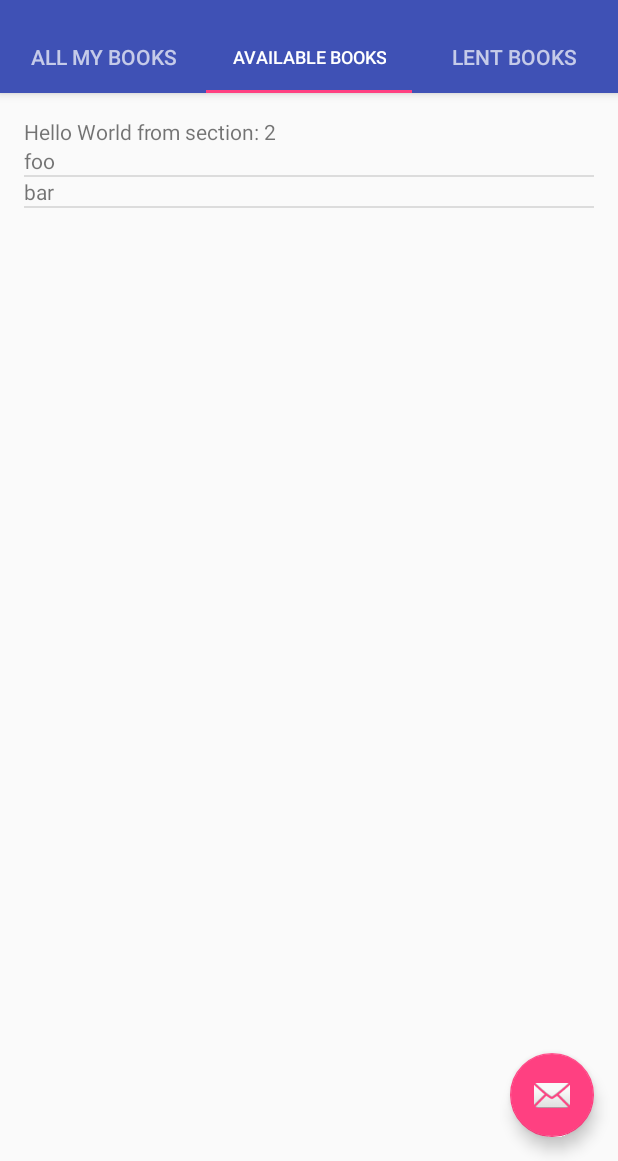
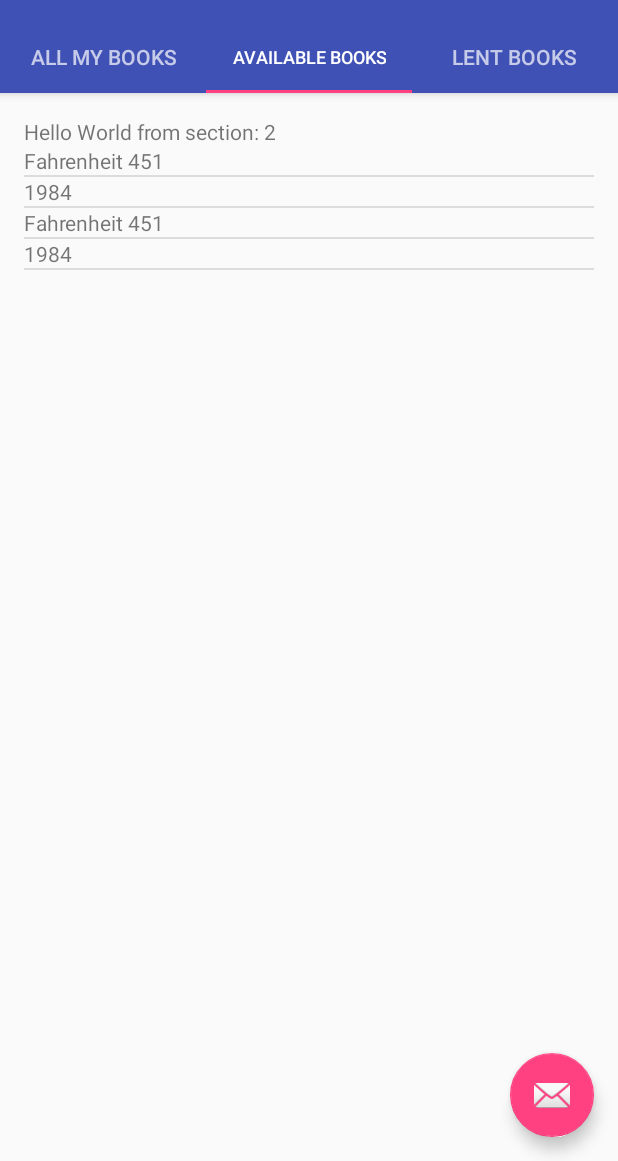
Before and after one commit to jcarias/BookCase, an Android app: the screen it shows after launch (BookCaseMainActivity), tab 2 chosen, on a phone screen of 412 x 824 dp, the part 75-1236 px from its top. Run offline under Robolectric (Android 15) with nearby library versions, the phone set to English and light mode, and no system bars.

Commit message:
SQL Litle
Firts tables created.

```diff
--- a/app/src/main/java/pt/iscte/daam/bookcase/BookCaseMainActivity.java
+++ b/app/src/main/java/pt/iscte/daam/bookcase/BookCaseMainActivity.java
@@ -32,6 +32,8 @@ import java.util.List;
 import java.util.concurrent.ExecutionException;
 
 import pt.iscte.daam.bookcase.bo.Book;
+import pt.iscte.daam.bookcase.bo.BookCaseDbHelper;
+import pt.iscte.daam.bookcase.bo.GRBook;
 import pt.iscte.daam.bookcase.bo.TestBook;
 import pt.iscte.daam.bookcase.bo.UserProfile;
 import pt.iscte.daam.bookcase.bo.goodreads.SearchBooksTask;
@@ -187,19 +189,19 @@ public class BookCaseMainActivity extends AppCompatActivity {
             textView.setText(getString(R.string.section_format, getArguments().getInt(ARG_SECTION_NUMBER)));
             ListView listView = (ListView) rootView.findViewById(R.id.listView);
 
+            BookCaseDbHelper bd = new BookCaseDbHelper(getContext());
+            bd.insertMockBooks();
 
+            ArrayList<GRBook> books = bd.GetBooks();
             List<String> your_array_list = new ArrayList<String>();
-            your_array_list.add("foo");
-            your_array_list.add("bar");
+            for(GRBook item : books){
+                your_array_list.add(item.getTitle());
+            }
 
             // This is the array adapter, it takes the context of the activity as a
             // first parameter, the type of list view as a second parameter and your
             // array as a third parameter.
             ArrayAdapter<String> arrayAdapter = new ArrayAdapter<String>(getActivity(), R.layout.book_list_item, R.id.tvBookTitle, your_array_list);
-
-
-            List<Book> books =  getBooks();
-
 
             listView.setAdapter(arrayAdapter);
             return rootView;
--- a/app/src/main/java/pt/iscte/daam/bookcase/bo/Book.java
+++ b/app/src/main/java/pt/iscte/daam/bookcase/bo/Book.java
@@ -11,7 +11,7 @@ public interface Book {
 
     String getTitle();
 
-    List<String> getAuthors();
+    String getAuthors();
 
     String getReleaseYear();
 
--- /dev/null
+++ b/app/src/main/java/pt/iscte/daam/bookcase/bo/BookCaseDbHelper.java
@@ -0,0 +1,122 @@
+package pt.iscte.daam.bookcase.bo;
+
+import android.content.ContentValues;
+import android.content.Context;
+import android.database.Cursor;
+import android.database.sqlite.SQLiteDatabase;
+import android.database.sqlite.SQLiteOpenHelper;
+import android.util.Log;
+
+import java.util.ArrayList;
+
+/**
+ * Created by DVF on 05-05-2016.
+ */
+public class BookCaseDbHelper extends SQLiteOpenHelper {
+
+    // If you change the database schema, you must increment the database version.
+    public static final int DATABASE_VERSION = 1;
+    public static final String DATABASE_NAME = "BookCase.db";
+
+    //Table Names
+    public static final String TABLE_NAME_BOOK = "book";
+
+    public BookCaseDbHelper(Context context) {
+        super(context, DATABASE_NAME, null, DATABASE_VERSION);
+
+        SQLiteDatabase db = getWritableDatabase(); //to create database
+    }
+
+    public void insertMockBooks() {
+
+      try {
+
+        SQLiteDatabase database = this.getWritableDatabase();
+        ContentValues values = new ContentValues();
+
+        values.put("Title", "Fahrenheit 451");
+        values.put("CodeISBN", "9780007491568");
+        values.put("Authors", "Ray Bradbury");
+        values.put("ReleaseYear", "2013");
+        values.put("ReleaseMonth", "03");
+        values.put("ReleaseDay", "28");
+
+        database.insertOrThrow(TABLE_NAME_BOOK, null, values);
+
+        values = new ContentValues();
+
+        values.put("Title", "1984");
+        values.put("CodeISBN", "9780451524935");
+        values.put("Authors", "George Orwell, Erich Fromm");
+        values.put("ReleaseYear", "1950");
+        values.put("ReleaseMonth", "07");
+        values.put("ReleaseDay", "01");
+
+        database.insertOrThrow(TABLE_NAME_BOOK, null, values);
+
+        database.close();
+
+      } catch (Exception e) {
+          Log.e("UTILS", "Error inserting database book mocks. Error:" + e.getMessage());
+      }
+    }
+
+    public ArrayList<GRBook> GetBooks() {
+        SQLiteDatabase db = this.getReadableDatabase();
+        ArrayList<GRBook> books = new ArrayList<GRBook>();
+
+       // Cursor c = db.rawQuery("SELECT Title,CodeISBN,Authors,ReleaseYear FROM book"/* + TABLE_NAME_BOOK*/, null);
+        Cursor c = db.query(TABLE_NAME_BOOK, new String[] {"Title", "CodeISBN", "Authors", "ReleaseYear"}, null, null, null, null, null);
+        if(c.moveToFirst()){
+            do{
+
+                GRBook newBook = new GRBook();
+
+                newBook.setTitle(c.getString(0));
+                newBook.setCodeISBN(c.getString(1));
+                newBook.setAuthors(c.getString(2));
+                newBook.setReleaseYear(c.getString(3));
+
+                books.add(newBook);
+
+            }while(c.moveToNext());
+        }
+        c.close();
+        db.close();
+
+        return books;
+    }
+
+    public void onCreate(SQLiteDatabase db) {
+
+        try {
+            String SQL_CREATE_ENTRIES =
+                    "CREATE TABLE " + TABLE_NAME_BOOK + " (" +
+                            "ID" + " INTEGER PRIMARY KEY," +
+                            "Title " + "TEXT NOT NULL," +
+                            "CodeISBN " + "TEXT NOT NULL," +
+                            "Authors " + "TEXT NOT NULL," +
+                            "ReleaseYear " + "TEXT NOT NULL," +
+                            "ReleaseMonth " + "TEXT NOT NULL," +
+                            "ReleaseDay " + "TEXT NOT NULL" +
+                            ")";
+
+            db.execSQL(SQL_CREATE_ENTRIES);
+
+        } catch (Exception e) {
+            Log.e("UTILS", "Error creating database. Error:" + e.getMessage());
+        }
+    }
+
+    public void onUpgrade(SQLiteDatabase db, int oldVersion, int newVersion) {
+        // This database is only a cache for online data, so its upgrade policy is
+        // to simply to discard the data and start over
+       // db.execSQL(SQL_DELETE_ENTRIES);
+        onCreate(db);
+    }
+
+    public void onDowngrade(SQLiteDatabase db, int oldVersion, int newVersion) {
+        onUpgrade(db, oldVersion, newVersion);
+    }
+
+}
--- a/app/src/main/java/pt/iscte/daam/bookcase/bo/DefaultBook.java
+++ b/app/src/main/java/pt/iscte/daam/bookcase/bo/DefaultBook.java
@@ -8,7 +8,7 @@ import java.util.List;
 public abstract class DefaultBook implements Book {
 
     protected String title;
-    protected List<String> authors;
+    protected String authors;
     protected String releaseYear;
     protected String releaseMonth;
     protected String releaseDay;
@@ -18,7 +18,7 @@ public abstract class DefaultBook implements Book {
         this.title = title;
     }
 
-    public void setAuthors(List<String> authors) {
+    public void setAuthors(String authors) {
         this.authors = authors;
     }
 
--- a/app/src/main/java/pt/iscte/daam/bookcase/bo/GRBook.java
+++ b/app/src/main/java/pt/iscte/daam/bookcase/bo/GRBook.java
@@ -61,7 +61,7 @@ public class GRBook extends DefaultBook {
     }
 
     @Override
-    public List<String> getAuthors() {
+    public String getAuthors() {
         return authors;
     }
 
--- a/app/src/main/java/pt/iscte/daam/bookcase/bo/TestBook.java
+++ b/app/src/main/java/pt/iscte/daam/bookcase/bo/TestBook.java
@@ -15,7 +15,7 @@ public class TestBook extends DefaultBook {
     }
 
     @Override
-    public List<String> getAuthors() {
+    public String getAuthors() {
         return authors;
     }
 
--- a/app/src/main/java/pt/iscte/daam/bookcase/goodreads/xml/parsers/GRBooksSearchResultsParser.java
+++ b/app/src/main/java/pt/iscte/daam/bookcase/goodreads/xml/parsers/GRBooksSearchResultsParser.java
@@ -170,7 +170,15 @@ public class GRBooksSearchResultsParser extends AbstractXMLParser {
                     skip(parser);
             }
         }
-        book.setAuthors(authorsList);
+
+        String listString = "";
+
+        for (String s : authorsList)
+        {
+            listString += s + "\t";
+        }
+
+        book.setAuthors(listString);
     }
 
 }
```
